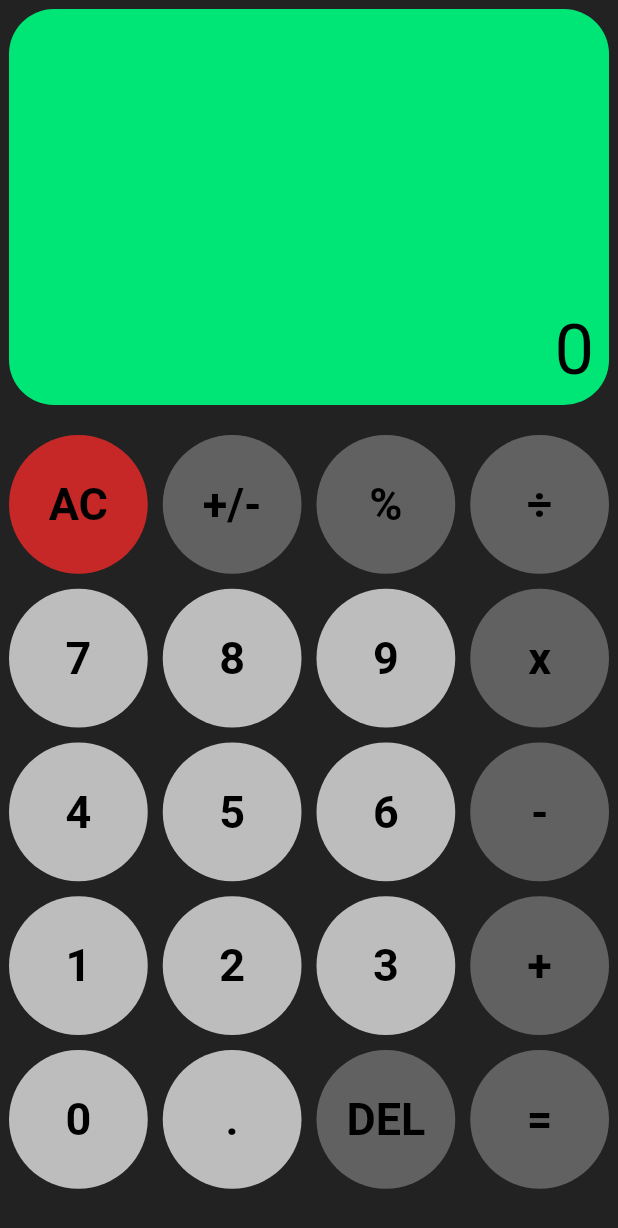
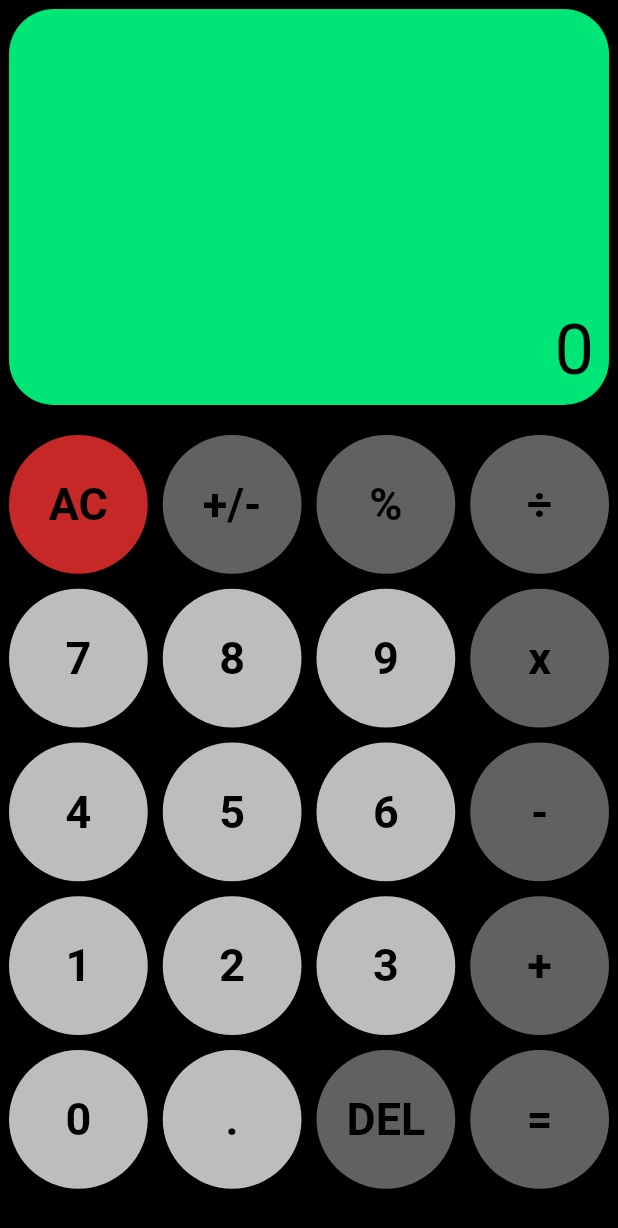
Before and after one commit to Prathik612/calculator_app, a Flutter app: the screen it shows after launch, on a phone screen of 412 x 824 dp. Shown: the top 1228 px of the screen. Run offline on Flutter 3.47's test engine with Material 2 defaults, Android fonts, the phone set to English and light mode, and no system bars.

Commit message:
update 3

```diff
--- /dev/null
+++ b/lib/Widgets/bttn.dart
@@ -0,0 +1,40 @@
+import 'package:flutter/material.dart';
+
+///Custom widget for the buttons in the calculator application
+class Bttn extends StatelessWidget {
+
+  final color;
+  final txtColor;
+  final String bttnTxt;
+  final ontap;
+
+  const Bttn(
+      {super.key,
+      this.color,
+      this.txtColor,
+      required this.bttnTxt,
+      this.ontap});
+
+  @override
+  Widget build(BuildContext context) {
+    return GestureDetector(
+      onTap: ontap,
+      child: Container(
+        decoration: BoxDecoration(
+          shape: BoxShape.circle,
+          color: color,
+        ),
+        child: Center(
+          child: Text(
+            bttnTxt,
+            style: TextStyle(
+              color: txtColor,
+              fontWeight: FontWeight.bold,
+              fontSize: 30,
+            ),
+          ),
+        ),
+      ),
+    );
+  }
+}
--- a/lib/main.dart
+++ b/lib/main.dart
@@ -1,5 +1,7 @@
 import 'package:flutter/material.dart';
-import 'package:intl/intl.dart';
+import 'package:calculator/Widgets/bttn.dart';
+import 'package:calculator/utils/utils.dart';
+import 'package:calculator/provider/provider.dart';
 
 void main() {
   runApp(const MyApp());
@@ -30,37 +32,10 @@ class Calculator extends StatefulWidget {
 }
 
 class _CalculatorState extends State<Calculator> {
-  String expr = '';
-  String curr = '0';
-  int flag = 0;
-  int flag1 = 0;
-  double val = 0.0;
-  final List<String> buttons = [
-    'AC',
-    '+/-',
-    '%',
-    '÷',
-    '7',
-    '8',
-    '9',
-    'x',
-    '4',
-    '5',
-    '6',
-    '-',
-    '1',
-    '2',
-    '3',
-    '+',
-    '0',
-    '.',
-    'DEL',
-    '=',
-  ];
   @override
   Widget build(BuildContext context) {
     return Scaffold(
-      backgroundColor: Colors.black87,
+      backgroundColor: AppTheme.bkGround,
       body: SafeArea(
         minimum: const EdgeInsets.all(6.0),
         child: Column(
@@ -69,10 +44,9 @@ class _CalculatorState extends State<Calculator> {
               child: Container(
                 alignment: Alignment.bottomRight,
                 decoration: BoxDecoration(
-                  color: Colors.greenAccent[400],
+                  color: AppTheme.displayColor,
                   borderRadius: BorderRadius.circular(30),
                 ),
-                child: SingleChildScrollView(
                 child: Column(
                   mainAxisAlignment: MainAxisAlignment.end,
                   children: [
@@ -84,6 +58,7 @@ class _CalculatorState extends State<Calculator> {
                         style: TextStyle(
                           fontSize: 25,
                           color: Colors.grey[700],
+                          // overflow: TextOverflow.ellipsis
                         ),
                       ),
                     ),
@@ -95,11 +70,11 @@ class _CalculatorState extends State<Calculator> {
                         style: const TextStyle(
                           fontSize: 47,
                           color: Colors.black,
+                          overflow: TextOverflow.ellipsis
                         ),
                       ),
                     )
                   ],
-                  ),
                 ),
               ),
             ),
@@ -117,70 +92,48 @@ class _CalculatorState extends State<Calculator> {
                   crossAxisSpacing: 10,
                 ),
                 itemBuilder: (BuildContext context, int index) {
-                  //AC bttn
-                  if (index == 0) {
-                    return Bttn(
-                      ontap: () {
-                        setState(() {
-                          expr = '';
-                          curr = '0';
-                        });
-                      },
-                      bttnTxt: buttons[index],
-                      color: Colors.red[800],
-                      txtColor: Colors.black,
-                    );
-                  }
-                  //  (+/-) (%) (DEL) (EQL)bttn
-                  else if (index == 1 ||
+                  //  (AC) (+/-) (%) (DEL) (EQL) buttons
+                  if (index == 0 ||
+                      index == 1 ||
                       index == 2 ||
                       index == 18 ||
                       index == 19) {
                     return Bttn(
                       ontap: () {
                         setState(() {
-                          if (index == 1) {
-                            if (curr[0] == '-') {
-                              expr =
-                                  expr.substring(0, expr.length - curr.length);
-                              curr = curr.substring(1);
-                              expr += curr;
-                            } else {
-                              expr =
-                                  expr.substring(0, expr.length - curr.length);
-                              curr = '-$curr';
-                              expr += curr;
+                          //(AC) button
+                          if (index == 0) {
+                            ButtonProvider.acButton();
                           }
-                          } else if (index == 2) {
-                            val = double.parse(curr);
-                            expr = expr.substring(0, expr.length - curr.length);
-                            val = val / 100;
-                            curr = val.toString();
-                            expr += curr;
-                          } else if (index == 18) {
-                            if (curr == '0') {
-                            } else {
-                              expr = expr.substring(0, expr.length - 1);
-                              curr = curr.substring(0, curr.length - 1);
-                              if (curr == '') {
-                                curr = '0';
+                          //(+/-) button
+                          else if (index == 1) {
+                            ButtonProvider.plusMinus();
                           }
+                          //(%) button
+                          else if (index == 2) {
+                            ButtonProvider.percentage();
                           }
-                          } else if (index == 19) {
-                            evaluate(expr);
-                            expr = curr;
-                            flag1 = 0;
+                          //(DEL) button
+                          else if (index == 18) {
+                            ButtonProvider.delete();
+                          }
+                          //(EQL) button
+                          else if (index == 19) {
+                            ButtonProvider.equal();
                           }
                         });
                       },
                       bttnTxt: buttons[index],
-                      color: Colors.grey[700],
-                      txtColor: Colors.black,
+                      color: index == 0
+                          ? ButtonColor.acButton
+                          : ButtonColor.operatorButton,
+                      txtColor: ButtonColor.textColor,
                     );
                   } else {
                     return Bttn(
                       ontap: () {
                         setState(() {
+                          // (.) button
                           if (index == 17) {
                             if (flag1 == 0) {
                               expr += buttons[index];
@@ -192,6 +145,9 @@ class _CalculatorState extends State<Calculator> {
                               expr += buttons[index];
                               flag = 1;
                               flag1 = 0;
+                            } else if (isOpr(buttons[index]) && flag == 1) {
+                              expr = expr.substring(0, expr.length - 1);
+                              expr += buttons[index];
                             } else if (!(isOpr(buttons[index]))) {
                               expr += buttons[index];
                               if (curr == '0' || flag == 1) {
@@ -206,9 +162,9 @@ class _CalculatorState extends State<Calculator> {
                       },
                       bttnTxt: buttons[index],
                       color: isOpr(buttons[index])
-                          ? Colors.grey[700]
-                          : Colors.grey[400],
-                      txtColor: Colors.black,
+                          ? ButtonColor.operatorButton
+                          : ButtonColor.numberButton,
+                      txtColor: ButtonColor.textColor,
                     );
                   }
                 },
@@ -219,89 +175,4 @@ class _CalculatorState extends State<Calculator> {
       ),
     );
   }
-
-  bool isOpr(String x) {
-    if (x == '÷' || x == 'x' || x == '-' || x == '=' || x == '+') {
-      return true;
 }
-    return false;
-  }
-
-  void evaluate(String e) {
-    double val = 0;
-    double temp1 = 0;
-    String arg1 = '', arg2 = '', opr = '';
-    e = e.replaceAll('x', '*').replaceAll('÷', '/');
-
-    int j = 0;
-    while (RegExp(r'^[0-9]+$').hasMatch(e[j]) || e[j] == '.') {
-      arg1 += e[j];
-      j++;
-    }
-    val = double.parse(arg1);
-
-    for (int i = j; i < e.length;) {
-      opr = e[i];
-      i++;
-      while (
-          i < e.length && (RegExp(r'^[0-9]+$').hasMatch(e[i]) || e[i] == '.')) {
-        arg2 += e[i];
-        i++;
-      }
-
-      temp1 = double.parse(arg2);
-
-      if (opr == '+') {
-        val += temp1;
-      } else if (opr == '-') {
-        val -= temp1;
-      } else if (opr == '*') {
-        val *= temp1;
-      } else if (opr == '/') {
-        val /= temp1;
-      }
-      arg2 = '';
-    }
-    final f = NumberFormat();
-    f.minimumFractionDigits = 0;
-    f.maximumFractionDigits = 10;
-    curr = f.format(val);
-  }
-}
-
-class Bttn extends StatelessWidget {
-  final color;
-  final txtColor;
-  final String bttnTxt;
-  final ontap;
-
-  const Bttn(
-      {super.key,
-      this.color,
-      this.txtColor,
-      required this.bttnTxt,
-      this.ontap});
-
-  @override
-  Widget build(BuildContext context) {
-    return GestureDetector(
-      onTap: ontap,
-      child: Container(
-        decoration: BoxDecoration(
-          shape: BoxShape.circle,
-          color: color,
-        ),
-        child: Center(
-          child: Text(
-            bttnTxt,
-            style: TextStyle(
-              color: txtColor,
-              fontWeight: FontWeight.bold,
-              fontSize: 30,
-            ),
-          ),
-        ),
-      ),
-    );
-  }
-}
--- /dev/null
+++ b/lib/provider/provider.dart
@@ -0,0 +1,2 @@
+export 'button_provider.dart';
+export 'logic_provider.dart';
--- /dev/null
+++ b/lib/utils/colors.dart
@@ -0,0 +1,16 @@
+import 'package:flutter/material.dart';
+
+
+class ButtonColor {
+  /// colors for buttons
+  static var numberButton = Colors.grey[400];
+  static var operatorButton = Colors.grey[700];
+  static var acButton = Colors.red[800];
+  static var textColor = Colors.black;
+}
+
+class AppTheme{
+  /// colors for the background and display
+  static var bkGround = Colors.black;
+  static var displayColor = Colors.greenAccent[400];
+}
--- /dev/null
+++ b/lib/utils/screen_data.dart
@@ -0,0 +1,27 @@
+  String expr = '';
+  String curr = '0';
+  int flag = 0;
+  int flag1 = 0;
+  double val = 0.0;
+  final List<String> buttons = [
+    'AC',
+    '+/-',
+    '%',
+    '÷',
+    '7',
+    '8',
+    '9',
+    'x',
+    '4',
+    '5',
+    '6',
+    '-',
+    '1',
+    '2',
+    '3',
+    '+',
+    '0',
+    '.',
+    'DEL',
+    '=',
+  ];
--- /dev/null
+++ b/lib/utils/utils.dart
@@ -0,0 +1,2 @@
+export 'colors.dart';
+export 'screen_data.dart';
```
Also changed, not shown: lib/provider/button_provider.dart (added, +52 -0 lines), lib/provider/logic_provider.dart (added, +57 -0 lines). Lines whose indentation alone changed are shown as unchanged.
